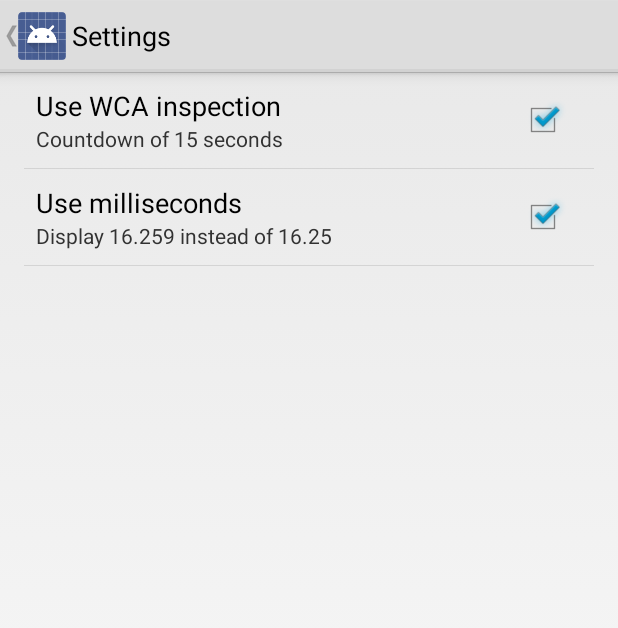
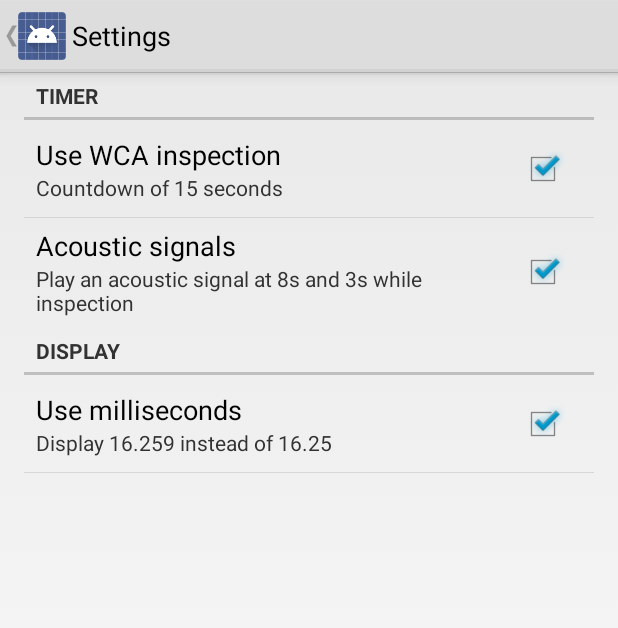
Before and after one commit to j89789/SpeedcubeTimer, an Android app: the screen it shows after launch (SettingsActivity), after a tap on "Settings", on a phone screen of 412 x 824 dp. Shown: the top 628 px of the screen. Run offline under Robolectric (Android 15) with nearby library versions, the phone set to English and light mode, and no system bars.

Commit message:
Play an acoustic signal while inspection can be disable

```diff
--- a/app/src/main/java/com/example/jonas/speedcubetimer/MainActivity.java
+++ b/app/src/main/java/com/example/jonas/speedcubetimer/MainActivity.java
@@ -35,6 +35,7 @@ public class MainActivity extends Activity {
         // load settings
         isUseMilliseconds = myPreference.getBoolean("useMilliseconds", true);
         speedcubeTimer.setIsUseInspectionTime(myPreference.getBoolean("inspectionTimeEnable", true));
+        speedcubeTimer.setIsAcousticSignalsEnable(myPreference.getBoolean("inspectionAcousticSignals", true));
 
         speedcubeTimer.setTouchPad(touchSensor);
         speedcubeTimer.setListener(speedcubeListener);
--- a/app/src/main/java/com/example/jonas/speedcubetimer/SpeedcubeTimer.java
+++ b/app/src/main/java/com/example/jonas/speedcubetimer/SpeedcubeTimer.java
@@ -24,7 +24,8 @@ class SpeedcubeTimer {
     private CountdownTimer inspectionTimer = new CountdownTimer();
     private Listener listener = null;
     private boolean isSensorDownValid = false;
-    private boolean isUseInspectionTime = true;
+    private boolean isUseInspectionTime = false;
+    private boolean isAcousticSignalsEnable = false;
 
     private PrivateData d = new PrivateData();
     /**
@@ -174,6 +175,10 @@ class SpeedcubeTimer {
         }
     }
 
+    public void setIsAcousticSignalsEnable(boolean isAcousticSignalsEnable) {
+        this.isAcousticSignalsEnable = isAcousticSignalsEnable;
+    }
+
     public enum TimerState {ready, inspection, solving, solved}
 
     interface Listener {
@@ -200,7 +205,7 @@ class SpeedcubeTimer {
 
         public void setColorId(int newColorId) {
 
-            if(colorId != newColorId) {
+            if (colorId != newColorId) {
                 colorId = newColorId;
                 sendUpdate();
             }
@@ -292,6 +297,8 @@ class SpeedcubeTimer {
                     stopTimeUpdater();
                 }
 
+                if (isAcousticSignalsEnable) {
+
                     /* Play countdown Sounds at 8, 3, and 0 seconds */
                     boolean isCountdownBeep = lastTime >= 8000 && currentTime < 8000 ||
                             lastTime >= 3000 && currentTime < 3000;
@@ -301,6 +308,7 @@ class SpeedcubeTimer {
                     if (isCountdownBeep || isZeroBeep) {
                         Beep beep = new Beep(isZeroBeep);
                         beep.start();
+                    }
                 }
 
                 lastTime = currentTime;
--- a/app/src/main/res/values/strings.xml
+++ b/app/src/main/res/values/strings.xml
@@ -5,4 +5,6 @@
     <string name="pref_useInspectionTime_summery">Countdown of 15 seconds</string>
     <string name="pref_useMilliseconds">Use milliseconds</string>
     <string name="pref_useMilliseconds_summery">Display 16.259 instead of 16.25</string>
+    <string name="timer">Timer</string>
+    <string name="display">Display</string>
 </resources>
--- a/app/src/main/res/xml/activity_settings.xml
+++ b/app/src/main/res/xml/activity_settings.xml
@@ -1,5 +1,10 @@
 <?xml version="1.0" encoding="utf-8"?>
 <PreferenceScreen xmlns:android="http://schemas.android.com/apk/res/android">
+    <PreferenceCategory
+
+        android:title="@string/timer"
+        android:key="category_timer">
+
         <CheckBoxPreference
             android:key="inspectionTimeEnable"
             android:title="@string/pref_useInspectionTime"
@@ -7,9 +12,24 @@
             android:defaultValue="true" />
 
         <CheckBoxPreference
+            android:key="inspectionAcousticSignals"
+            android:title="Acoustic signals"
+            android:summary="Play an acoustic signal at 8s and 3s while inspection"
+            android:defaultValue="true"
+            android:dependency="inspectionTimeEnable" />
+
+    </PreferenceCategory>
+
+    <PreferenceCategory
+        android:title="@string/display"
+        android:key="category_display">
+
+        <CheckBoxPreference
             android:key="useMilliseconds"
             android:title="@string/pref_useMilliseconds"
             android:summary="@string/pref_useMilliseconds_summery"
             android:defaultValue="true" />
 
+    </PreferenceCategory>
+
 </PreferenceScreen>
```
Lines whose indentation alone changed are shown as unchanged.
